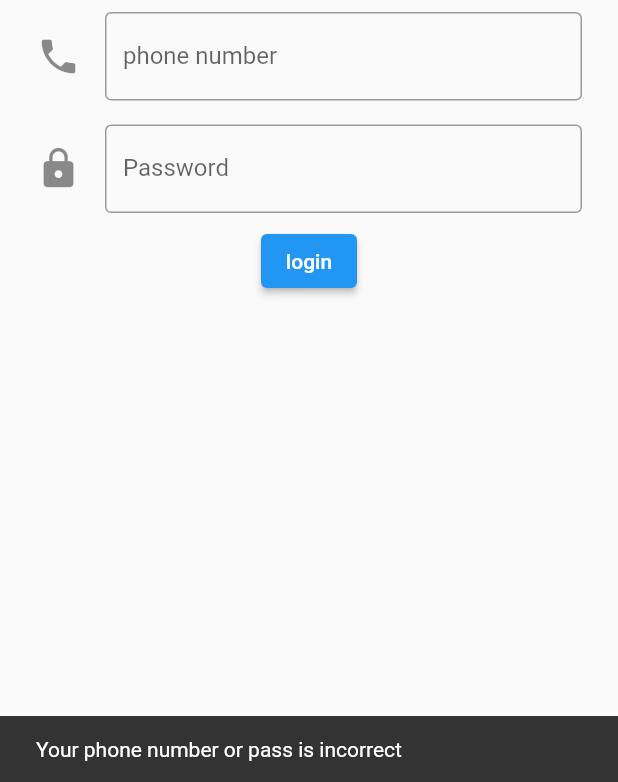
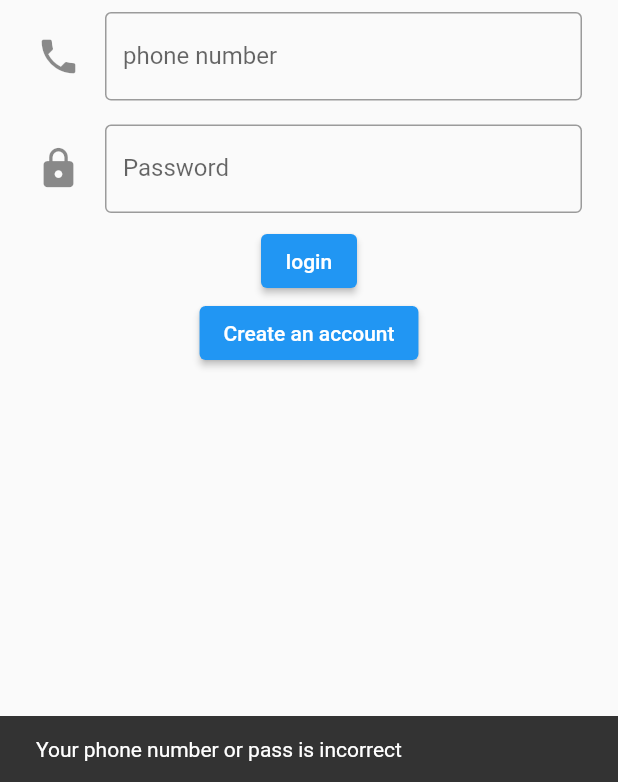
Before and after one commit to ShamsMoAhmed/e_commerce.app, a Flutter app: the screen it shows after launch, after a tap on "login", on a phone screen of 412 x 824 dp, the part 454-1236 px from its top. Run offline on Flutter 3.47's test engine with Material 2 defaults, Android fonts, the phone set to English and light mode, and no system bars; network calls fail.

```diff
--- a/lib/login_screen.dart
+++ b/lib/login_screen.dart
@@ -16,10 +16,10 @@ class _login_screenState extends State<login_screen> {
     var phone = phoneNumberController.text;
     var pass = passwordController.text;
     if (phone == "123456" && pass == "12300") {
-      Navigator.pushReplacement(
+      Navigator.push(
           context,
           MaterialPageRoute(
-            builder: (_) =>product_screen(),
+            builder: (_) => product_screen(),
           ));
     } else
       ScaffoldMessenger.of(context).showSnackBar(
@@ -40,7 +40,9 @@ class _login_screenState extends State<login_screen> {
             SizedBox(
               height: 30,
             ),
-            Image.asset("assets/images/login_logo.png"),
+            Image.asset(
+              "assets/images/login_logo.png",
+            ),
             Padding(
               padding: const EdgeInsets.all(8.0),
               child: TextField(
@@ -78,7 +80,11 @@ class _login_screenState extends State<login_screen> {
                     login();
                   },
                   child: Text("login"),
-                )
+                ),
+                ElevatedButton(
+                  onPressed: () {},
+                  child: Text("Create an account"),
+                ),
               ],
             )
           ],
--- a/lib/main.dart
+++ b/lib/main.dart
@@ -1,7 +1,6 @@
 // ignore_for_file: prefer_const_constructors
 
 import 'package:flutter/material.dart';
-import '';
 import 'login_screen.dart';
 
 void main() {
```
Also changed, not shown: lib/cart_screen.dart (added, +24 -0 lines), lib/productScreen.dart (+23 -3 lines).
